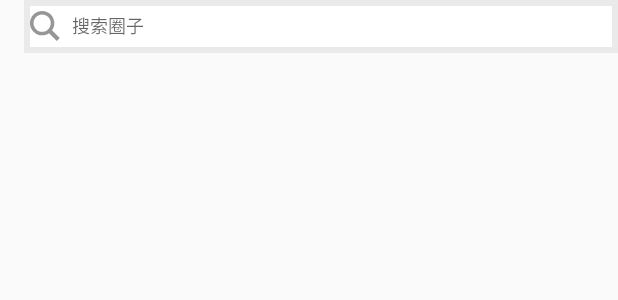
After one commit to gocs/letmeknow, an Android app: the layout item_searchbar.xml on its own in the app's theme, with its tools: preview values and no code run, on a phone screen of 412 x 824 dp. The commit adds this screen. Shown: the top 300 px of the screen. Run offline under Robolectric (Android 15) with nearby library versions, the phone set to English and light mode, and no system bars.

Commit message:
add search bar

```diff
--- /dev/null
+++ b/android/Letmeknow-Android/app/src/main/res/drawable/ic_search.xml
@@ -0,0 +1,9 @@
+<vector xmlns:android="http://schemas.android.com/apk/res/android"
+        android:width="24dp"
+        android:height="24dp"
+        android:viewportWidth="24.0"
+        android:viewportHeight="24.0">
+    <path
+        android:fillColor="#969696"
+        android:pathData="M23.809,21.646l-6.205,-6.205c1.167,-1.605 1.857,-3.579 1.857,-5.711 0,-5.365 -4.365,-9.73 -9.731,-9.73 -5.365,0 -9.73,4.365 -9.73,9.73 0,5.366 4.365,9.73 9.73,9.73 2.034,0 3.923,-0.627 5.487,-1.698l6.238,6.238 2.354,-2.354zM2.854,9.73c0,-3.792 3.085,-6.877 6.877,-6.877s6.877,3.085 6.877,6.877 -3.085,6.877 -6.877,6.877c-3.793,0 -6.877,-3.085 -6.877,-6.877z"/>
+</vector>
--- a/android/Letmeknow-Android/app/src/main/res/layout/item_private_msg.xml
+++ b/android/Letmeknow-Android/app/src/main/res/layout/item_private_msg.xml
@@ -6,8 +6,8 @@
     android:layout_height="75dp"
     android:layout_marginTop="10dp"
     android:layout_marginBottom="5dp"
-    android:layout_marginLeft="5dp"
-    android:layout_marginRight="5dp"
+    android:layout_marginLeft="12dp"
+    android:layout_marginRight="12dp"
     android:background="@color/colorWhite">
 
     <ImageView
--- /dev/null
+++ b/android/Letmeknow-Android/app/src/main/res/layout/item_searchbar.xml
@@ -0,0 +1,45 @@
+<android.support.v7.widget.Toolbar
+    android:id="@+id/searchbar"
+    xmlns:android="http://schemas.android.com/apk/res/android"
+    xmlns:app="http://schemas.android.com/apk/res-auto"
+    android:layout_width="match_parent"
+    android:layout_height="@dimen/search_bar_height"
+    android:layout_gravity="top"
+    android:focusable="true"
+    android:focusableInTouchMode="true"
+    app:layout_scrollFlags="scroll|enterAlways">
+
+    <RelativeLayout
+        android:layout_width="match_parent"
+        android:layout_height="wrap_content"
+        android:padding="4dp"
+        android:background="@color/colorGray1">
+
+        <LinearLayout
+            android:layout_width="match_parent"
+            android:layout_height="match_parent"
+            android:background="@color/colorWhite"
+            android:orientation="horizontal">
+
+            <ImageView
+                android:layout_width="20dp"
+                android:layout_height="20dp"
+                android:layout_gravity="center_vertical"
+                android:src="@drawable/ic_search"/>
+
+            <EditText
+                android:id="@+id/searchbar_edit_text"
+                android:layout_width="match_parent"
+                android:layout_height="match_parent"
+                android:background="@color/colorWhite"
+                android:hint="@string/searchbar_hint"
+                android:inputType="textNoSuggestions"
+                android:paddingBottom="5dp"
+                android:paddingTop="5dp"
+                android:paddingLeft="8dp"
+                android:textColor="#7B7A7B"
+                android:textSize="12sp"/>
+
+        </LinearLayout>
+    </RelativeLayout>
+</android.support.v7.widget.Toolbar>
--- a/android/Letmeknow-Android/app/src/main/res/values/dimens.xml
+++ b/android/Letmeknow-Android/app/src/main/res/values/dimens.xml
@@ -5,4 +5,5 @@
     <dimen name="nav_header_vertical_spacing">16dp</dimen>
     <dimen name="nav_header_height">160dp</dimen>
     <dimen name="fab_margin">16dp</dimen>
+    <dimen name="search_bar_height">35dp</dimen>
 </resources>
--- a/android/Letmeknow-Android/app/src/main/res/values/strings.xml
+++ b/android/Letmeknow-Android/app/src/main/res/values/strings.xml
@@ -19,6 +19,8 @@
     <string name="user_info_email">邮箱账号</string>
     <string name="user_info_logoff">退出登录</string>
 
+    <string name="searchbar_hint">搜索圈子</string>
+
     <string name="navigation_drawer_open">Open navigation drawer</string>
     <string name="navigation_drawer_close">Close navigation drawer</string>
 
```
